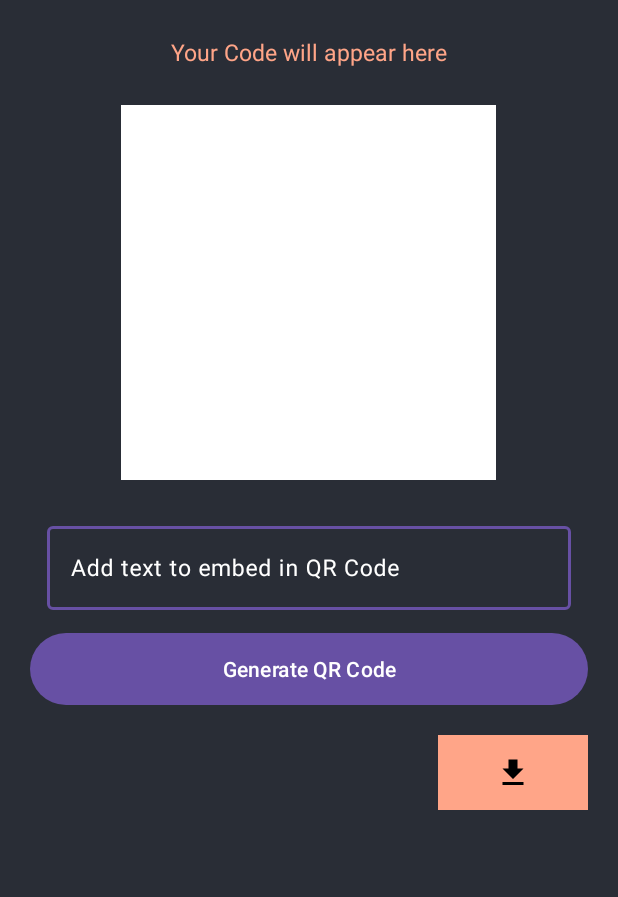
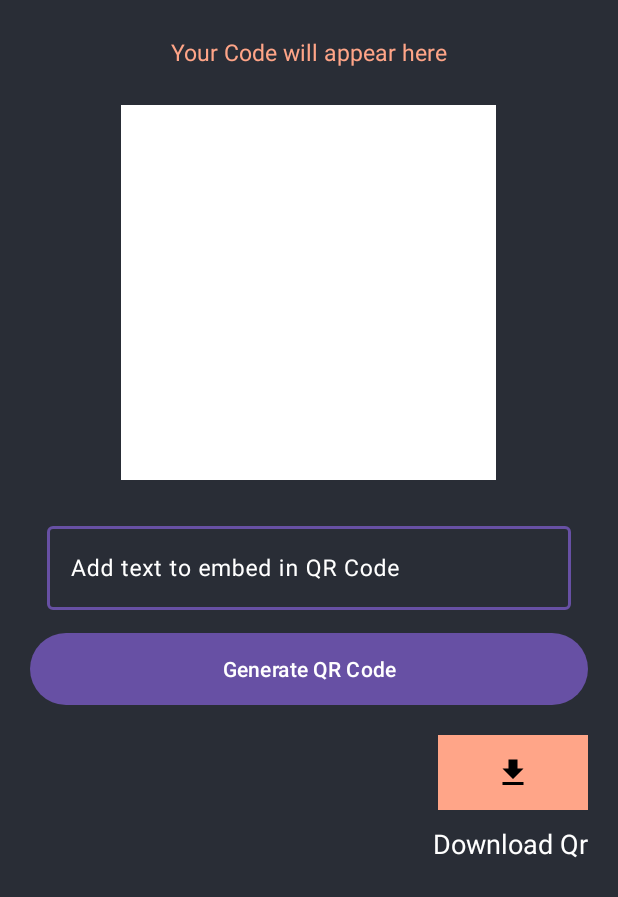
Before and after one commit to soumenmaity3/OnlyQr, an Android app: the GenerativeQR screen opened directly, with no data from a screen before it, on a phone screen of 412 x 824 dp. Shown: the top 897 px of the screen. Run offline under Robolectric (Android 15) with nearby library versions, the phone set to English and light mode, and no system bars.

Commit message:
Qr Code Scanner & Generator.Download qr to your gallery.Search the url which is you scan by this app.You can Scan qr from your gallery selected image.

```diff
--- a/app/src/main/res/layout/activity_generative_qr.xml
+++ b/app/src/main/res/layout/activity_generative_qr.xml
@@ -87,4 +87,14 @@
         android:layout_marginTop="10dp"
         android:layout_marginEnd="20dp"
         android:layout_marginBottom="10dp"/>
+    <TextView
+        android:layout_width="wrap_content"
+        android:layout_height="wrap_content"
+        android:text="Download Qr"
+        android:textColor="@color/white"
+        android:layout_below="@+id/idBtnDownload"
+        android:layout_marginEnd="20dp"
+        android:layout_marginBottom="10dp"
+        android:layout_alignParentRight="true"
+        android:textSize="18sp"/>
 </RelativeLayout>
```
Also changed, not shown: app/src/main/java/com/example/onlyqr/ScannerQR.java (+39 -0 lines), app/src/main/res/layout/activity_scanner_qr.xml (+9 -7 lines).
